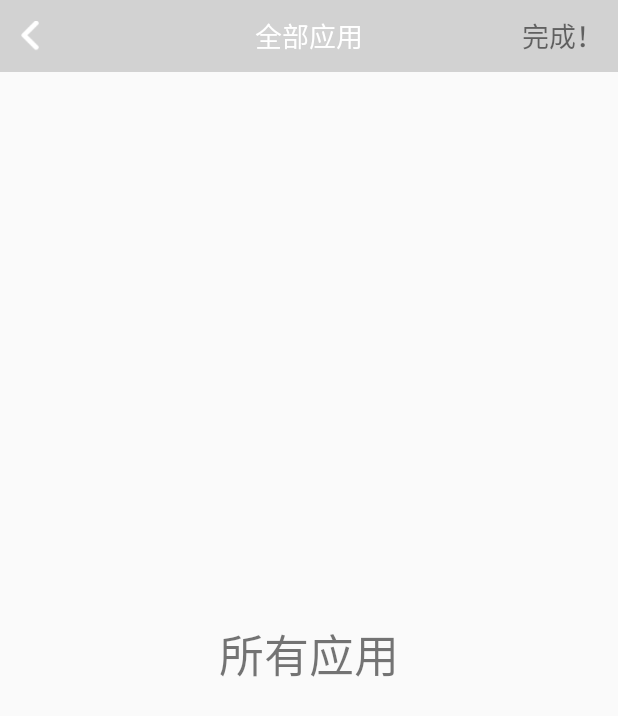
After one commit to JiaLin-Leung/PDA_Android, an Android app: the AllAppActivity screen opened directly, with no data from a screen before it, on a phone screen of 412 x 824 dp. The commit adds this screen. Shown: the top 716 px of the screen. Run offline under Robolectric (Android 15) with nearby library versions, the phone set to English and light mode, and no system bars.

Commit message:
全部应用页面ok

```diff
--- a/app/build.gradle
+++ b/app/build.gradle
@@ -4,7 +4,7 @@ android {
     compileSdkVersion 28
     defaultConfig {
         applicationId "com.pda.pda_android"
-        minSdkVersion 15
+        minSdkVersion 17
         targetSdkVersion 28
         versionCode 1
         versionName "1.0"
--- a/app/src/main/AndroidManifest.xml
+++ b/app/src/main/AndroidManifest.xml
@@ -25,6 +25,7 @@
         <activity android:name="com.pda.pda_android.activity.MainActivity"/>
         <activity android:name="com.pda.pda_android.activity.TixingActivity"/>
         <activity android:name="com.pda.pda_android.activity.DaibanActivity"/>
+        <activity android:name="com.pda.pda_android.activity.AllAppActivity"/>
     </application>
 
 </manifest>
--- /dev/null
+++ b/app/src/main/java/com/pda/pda_android/activity/AllAppActivity.java
@@ -0,0 +1,25 @@
+package com.pda.pda_android.activity;
+
+import com.pda.pda_android.R;
+import com.pda.pda_android.base.BaseActivity;
+
+/**
+ * 梁佳霖创建于：2018/10/15 15:56
+ * 功能：
+ */
+public class AllAppActivity extends BaseActivity {
+    @Override
+    public int setLayoutId() {
+        return R.layout.activity_allapp;
+    }
+
+    @Override
+    public void initView() {
+        setTitleWithFinish("全部应用","完成！");
+    }
+
+    @Override
+    public void initData() {
+
+    }
+}
--- a/app/src/main/java/com/pda/pda_android/base/BaseActivity.java
+++ b/app/src/main/java/com/pda/pda_android/base/BaseActivity.java
@@ -49,7 +49,7 @@ public abstract class BaseActivity extends Activity implements View.OnClickListe
 
     }
     /**
-     * 设置标题
+     * 设置标题,不包含右边完成按钮
      *
      * @param title 标题的文本
      */
@@ -58,6 +58,22 @@ public abstract class BaseActivity extends Activity implements View.OnClickListe
         baseTitle.setText(title);
         initBack();
     }
+
+    /**
+     * 设置标题,不包含右边完成按钮
+     * @param title1 中间标题
+     * @param title2 右边标题
+     */
+    public void setTitleWithFinish(String title1,String title2) {
+        TextView baseTitle = findViewById(R.id.teacher_details);
+        TextView tv_finish = findViewById(R.id.tv_finish);
+        tv_finish.setVisibility(View.VISIBLE);
+        baseTitle.setText(title1);
+        tv_finish.setText(title2);
+        initBack();
+    }
+
+
 
     private void initBack() {
         ImageView ivBack = findViewById(R.id.activity_back);
--- /dev/null
+++ b/app/src/main/res/layout/activity_allapp.xml
@@ -0,0 +1,21 @@
+<?xml version="1.0" encoding="utf-8"?>
+<LinearLayout
+    xmlns:android="http://schemas.android.com/apk/res/android"
+    xmlns:tools="http://schemas.android.com/tools"
+    android:layout_width="match_parent"
+    android:orientation="vertical"
+    android:layout_height="match_parent"
+    tools:context=".activity.LoginActivity">
+
+    <include
+        layout="@layout/layout_title"
+        android:id="@+id/empty_view"/>
+    <TextView
+        android:textSize="30dp"
+        android:gravity="center"
+        android:text="所有应用"
+        android:layout_weight="1"
+        android:layout_width="match_parent"
+        android:layout_height="match_parent" />
+
+</LinearLayout>
--- a/app/src/main/res/layout/layout_title.xml
+++ b/app/src/main/res/layout/layout_title.xml
@@ -3,8 +3,7 @@
     xmlns:android="http://schemas.android.com/apk/res/android"
     android:layout_width="match_parent"
     android:layout_height="48dp"
-    android:background="#3333"
-    android:paddingRight="10dp">
+    android:background="#3333">
 
     <TextView
         android:id="@+id/teacher_details"
@@ -15,7 +14,7 @@
         android:textColor="@color/white"
         android:textSize="18sp" />
     <RelativeLayout
-        android:layout_width="wrap_content"
+        android:layout_width="match_parent"
         android:layout_height="48dp"
         android:paddingLeft="10dp"
         android:paddingRight="10dp"
@@ -23,9 +22,19 @@
         >
         <ImageView
             android:id="@+id/activity_back"
-            android:layout_width="10dp"
-            android:layout_height="17dp"
-            android:src="@drawable/new_baiback"
+            android:layout_width="20dp"
+            android:layout_height="20dp"
+            android:src="@mipmap/new_baiback"
             android:layout_centerVertical="true"/>
+
+        <TextView
+            android:visibility="gone"
+            android:textSize="18dp"
+            android:id="@+id/tv_finish"
+            android:layout_width="wrap_content"
+            android:layout_height="wrap_content"
+            android:layout_alignParentEnd="true"
+            android:layout_centerVertical="true"
+            android:text="完成！" />
     </RelativeLayout>
 </RelativeLayout>
```
Also changed, not shown: app/src/main/java/com/pda/pda_android/fragment/HomeFragment.java (+10 -4 lines), app/src/main/res/layout/fragment_sub_content.xml (+12 -0 lines), app/src/main/res/mipmap-mdpi/new_baiback.png (added).
